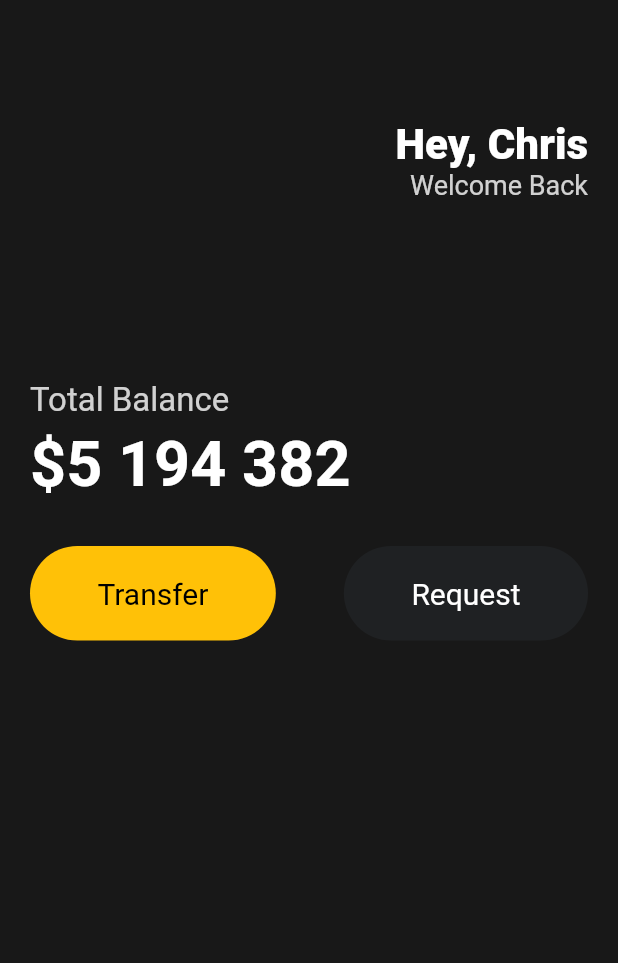
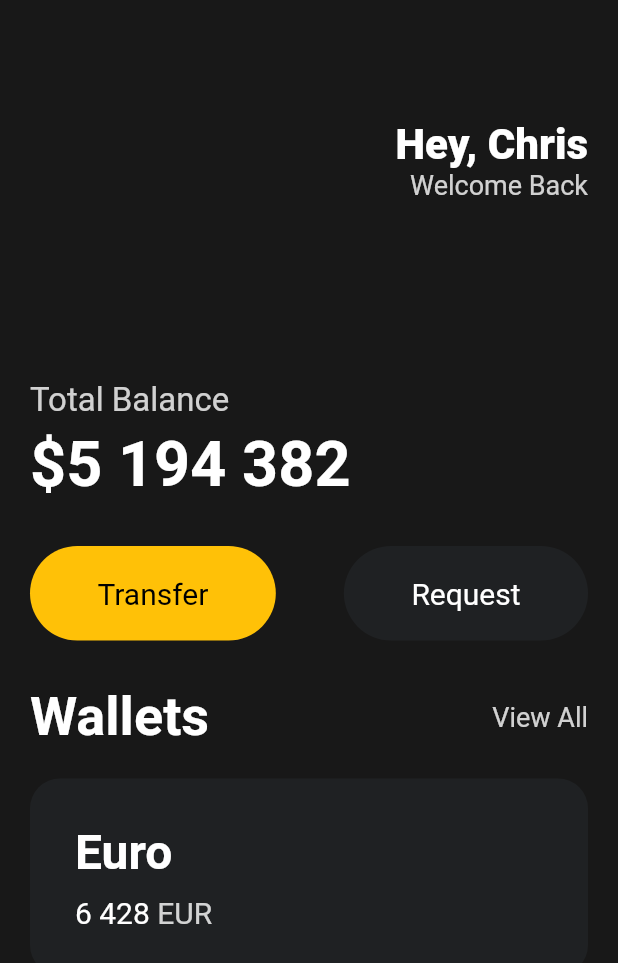
Before and after one commit to 0407chan/flutter-ui-practice, a Flutter app: the screen it shows after launch, on a phone screen of 412 x 824 dp. Shown: the top 963 px of the screen. Run offline on Flutter 3.47's test engine with Material 2 defaults, Android fonts, the phone set to English and light mode, and no system bars.

Commit message:
3.6 Cards: 카드 스타일링
- 클래스에 스타일링 추가하는 연습하니까 좀 감이 온다. 손에 계속 익히자

```diff
--- a/lib/main.dart
+++ b/lib/main.dart
@@ -10,14 +10,6 @@
   Widget build(BuildContext context) {
     return MaterialApp(
       home: Scaffold(
-        // appBar: AppBar(
-        //   title: Text(
-        //     "성지니 개꾸리",
-        //     style: TextStyle(
-        //       color: Colors.black,
-        //     ),
-        //   ),
-        // ),
         backgroundColor: const Color(0xFF181818),
         body: Padding(
           padding: const EdgeInsets.symmetric(horizontal: 20),
@@ -88,6 +80,81 @@
                     textColor: Colors.white,
                   ),
                 ],
+              ),
+              const SizedBox(
+                height: 30,
+              ),
+              Row(
+                // crossAxisAlignment: CrossAxisAlignment.end,
+                mainAxisAlignment: MainAxisAlignment.spaceBetween,
+                children: [
+                  const Text(
+                    "Wallets",
+                    style: TextStyle(
+                      color: Colors.white,
+                      fontSize: 36,
+                      fontWeight: FontWeight.w600,
+                    ),
+                  ),
+                  Text(
+                    'View All',
+                    style: TextStyle(
+                        color: Colors.white.withOpacity(0.8), fontSize: 18),
+                  ),
+                ],
+              ),
+              const SizedBox(
+                height: 20,
+              ),
+              Container(
+                decoration: BoxDecoration(
+                  color: const Color(0xFF1F2123),
+                  borderRadius: BorderRadius.circular(20),
+                ),
+                child: Padding(
+                  padding: const EdgeInsets.all(30),
+                  child: Row(
+                    children: [
+                      Column(
+                        crossAxisAlignment: CrossAxisAlignment.start,
+                        children: [
+                          const Text(
+                            "Euro",
+                            style: TextStyle(
+                              color: Colors.white,
+                              fontSize: 32,
+                              fontWeight: FontWeight.w600,
+                            ),
+                          ),
+                          const SizedBox(
+                            height: 10,
+                          ),
+                          Row(
+                            children: [
+                              const Text(
+                                "6 428",
+                                style: TextStyle(
+                                  color: Colors.white,
+                                  fontSize: 20,
+                                ),
+                              ),
+                              const SizedBox(
+                                width: 5,
+                              ),
+                              Text(
+                                'EUR',
+                                style: TextStyle(
+                                  color: Colors.white.withOpacity(0.8),
+                                  fontSize: 20,
+                                ),
+                              ),
+                            ],
+                          )
+                        ],
+                      )
+                    ],
+                  ),
+                ),
               )
             ],
           ),
```
